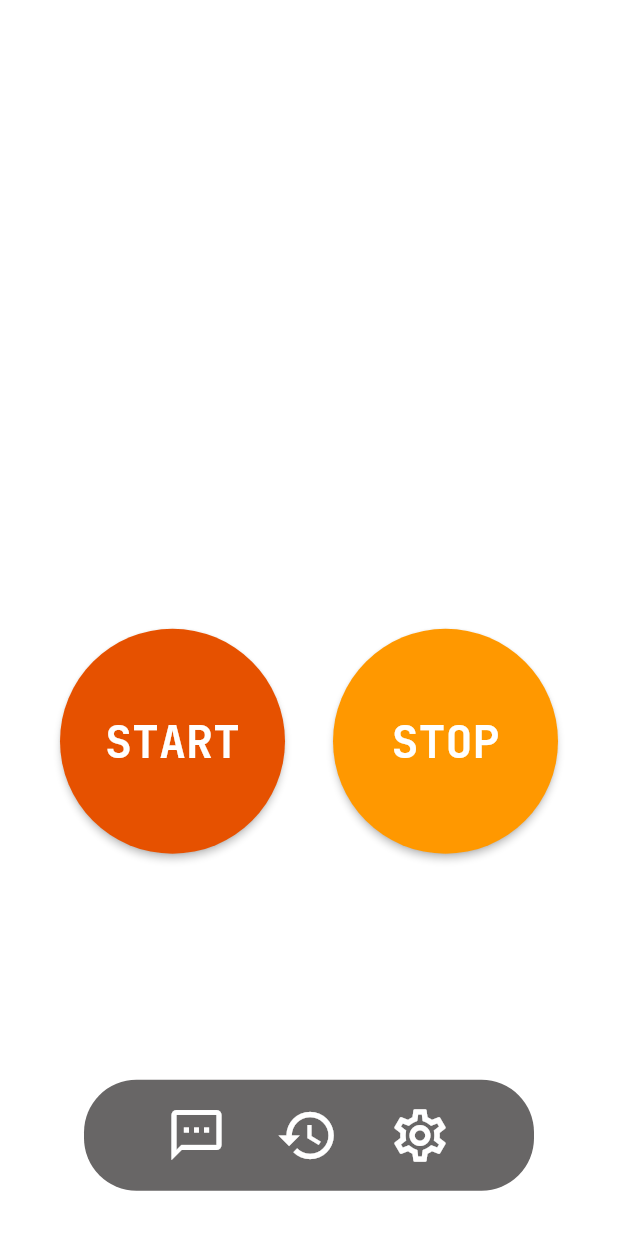
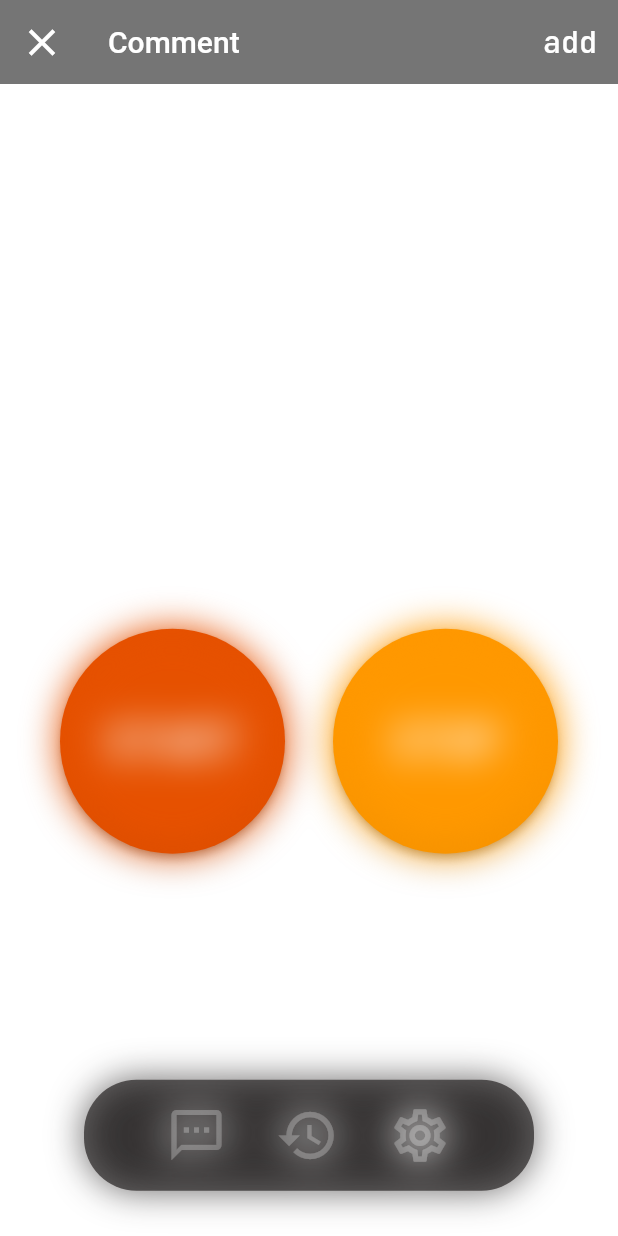
Before and after one commit to viscosenpai/movement_measure, a Flutter app: the StartMeasurementScreen screen opened directly, after a tap on the "textsms" icon, on a phone screen of 412 x 824 dp. Run offline on Flutter 3.47's test engine with Material 2 defaults, Android fonts, the light colour scheme and no system bars; our stand-ins replace cloud_firestore, firebase_auth, firebase_core, geolocator, google_fonts; accounts and stored records are empty; network calls fail.

Commit message:
[refactor] コメント表示準備

```diff
--- /dev/null
+++ b/lib/models/comment_model.dart
@@ -0,0 +1,35 @@
+class Comment {
+  // late String _docId;
+  late String _comment;
+  late String _commentTime;
+  // late Timestamp _createdAt;
+
+  Comment(
+    // this._docId,
+    this._comment,
+    this._commentTime,
+    // this._createdAt,
+  );
+
+  // String get docId => _docId;
+  String get comment => _comment;
+  String get commentTime => _commentTime;
+  // Timestamp get createdAt => _createdAt;
+
+  Comment.fromMap(map) {
+    // _docId = map['docId'];
+    _comment = map['comment'];
+    _commentTime = map['commentTime'];
+    // _createdAt = map['createdAt'];
+  }
+
+  Map<String, dynamic> toMap() {
+    var map = <String, dynamic>{};
+
+    map['comment'] = _comment;
+    map['commentTime'] = _commentTime;
+    // map['createdAt'] = _createdAt;
+
+    return map;
+  }
+}
--- /dev/null
+++ b/lib/screens/comment_screem.dart
@@ -0,0 +1,55 @@
+import 'package:flutter/material.dart';
+import 'package:movement_measure/widgets/backdrop_base_sheet.dart';
+
+class CommentScreen extends StatelessWidget {
+  const CommentScreen({Key? key}) : super(key: key);
+
+  @override
+  Widget build(BuildContext context) {
+    String comment = '';
+    return BackdropBaseSheet(
+      sheetTitle: 'Comment',
+      bodyComponent: Center(
+        child: SingleChildScrollView(
+          padding: EdgeInsets.all(5.0),
+          child: Column(
+            mainAxisAlignment: MainAxisAlignment.center,
+            children: <Widget>[
+              TextField(
+                onChanged: (value) {
+                  comment = value;
+                },
+                style: TextStyle(
+                  color: Colors.white,
+                  fontSize: 16.0,
+                ),
+                cursorColor: Colors.white,
+                scrollPadding: EdgeInsets.all(20.0),
+                keyboardType: TextInputType.multiline,
+                maxLength: 400,
+                maxLines: 999,
+                autofocus: true,
+              ),
+            ],
+          ),
+        ),
+      ),
+      actions: [
+        TextButton(
+          onPressed: () {
+            if (comment.length != 0) {
+              print(comment);
+            }
+          },
+          child: Text(
+            'add',
+            style: TextStyle(
+              color: Colors.white,
+              fontSize: 20.0,
+            ),
+          ),
+        ),
+      ],
+    );
+  }
+}
--- a/lib/screens/start_measurement_screen.dart
+++ b/lib/screens/start_measurement_screen.dart
@@ -8,9 +8,10 @@ import 'package:movement_measure/enum/activity_state.dart';
 import 'package:movement_measure/enum/save_state.dart';
 import 'package:movement_measure/services/geolocator.dart';
 import 'package:movement_measure/services/auth_service.dart';
-import 'package:movement_measure/widgets/circle_button.dart';
 import 'package:movement_measure/screens/settings_screen.dart';
 import 'package:movement_measure/screens/record_list_screen.dart';
+import 'package:movement_measure/screens/comment_screem.dart';
+import 'package:movement_measure/widgets/circle_button.dart';
 
 class StartMeasurementScreen extends StatefulWidget {
   const StartMeasurementScreen({Key? key}) : super(key: key);
@@ -183,7 +184,12 @@ class _StartMeasurementScreenState extends State<StartMeasurementScreen> {
                   mainAxisAlignment: MainAxisAlignment.spaceEvenly,
                   children: <Widget>[
                     IconButton(
-                      onPressed: () {},
+                      onPressed: () {
+                        Navigator.push(
+                          context,
+                          kPpageRouteBuilder(CommentScreen()),
+                        );
+                      },
                       iconSize: 40.0,
                       color: Colors.white,
                       icon: Icon(Icons.textsms_outlined),
--- a/lib/services/record_service.dart
+++ b/lib/services/record_service.dart
@@ -3,11 +3,15 @@ import 'package:intl/intl.dart';
 import 'package:cloud_firestore/cloud_firestore.dart';
 import 'package:movement_measure/utilities/constants.dart';
 import 'package:movement_measure/models/record_model.dart';
+import 'package:movement_measure/models/comment_model.dart';
 
 class RecordService extends ChangeNotifier {
   late String uid;
+  late String docId;
   late List _records;
   late Map<String, dynamic> _record;
+  late List _comments;
+  late Map<String, dynamic> _comment;
 
   RecordService();
 
@@ -16,6 +20,8 @@ class RecordService extends ChangeNotifier {
 
   List get records => _records;
   Map<String, dynamic> get record => _record;
+  List get comments => _comments;
+  Map<String, dynamic> get comment => _comment;
 
   void init(List<DocumentSnapshot> docs) {
     _records = docs.map((doc) {
@@ -23,6 +29,15 @@ class RecordService extends ChangeNotifier {
       map['docId'] = doc.id;
       return Record.fromMap(map);
     }).toList();
+  }
+
+  void initComment(List<DocumentSnapshot> docs) {
+    _comments = docs.map((doc) {
+      var map = doc.data() as Map;
+      print(map);
+      return Comment.fromMap(map);
+    }).toList();
+    print(_comments);
   }
 
   void initDetail(AsyncSnapshot<DocumentSnapshot<Object?>> doc) {
@@ -38,6 +53,14 @@ class RecordService extends ChangeNotifier {
 
   Future<DocumentSnapshot<Object?>> getRecordDetail(String docId) {
     return dataPath.doc(docId).get();
+  }
+
+  Stream<QuerySnapshot<Object?>> getCommentStream(String docId) {
+    return dataPath
+        .doc(docId)
+        .collection('comments')
+        .orderBy('commentTime')
+        .snapshots();
   }
 
   void setDocument(String userId, double distance, DateTime time) {
--- a/lib/widgets/backdrop_base_sheet.dart
+++ b/lib/widgets/backdrop_base_sheet.dart
@@ -6,10 +6,12 @@ class BackdropBaseSheet extends StatelessWidget {
     Key? key,
     required this.sheetTitle,
     required this.bodyComponent,
+    this.actions,
   }) : super(key: key);
 
   final String sheetTitle;
   final Widget? bodyComponent;
+  final List<Widget>? actions;
 
   @override
   Widget build(BuildContext context) {
@@ -29,6 +31,7 @@ class BackdropBaseSheet extends StatelessWidget {
               icon: Icon(Icons.close),
             ),
             title: Text('$sheetTitle'),
+            actions: actions,
           ),
           body: bodyComponent,
         ),
```
Also changed, not shown: lib/screens/record_detail_screen.dart (+55 -0 lines).
